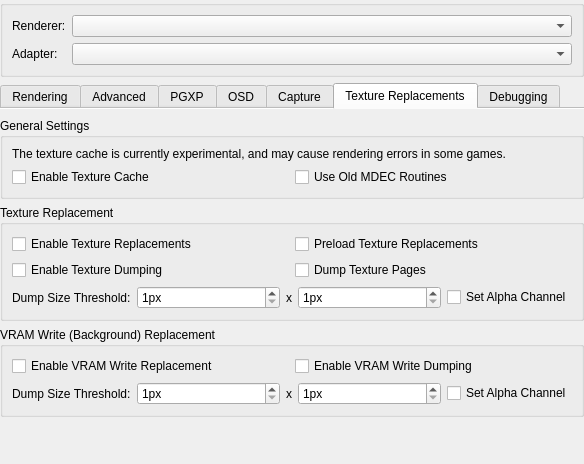
Before: the Qt Designer form src/duckstation-qt/graphicssettingswidget.ui in stenzek/duckstation, drawn with Qt 5.
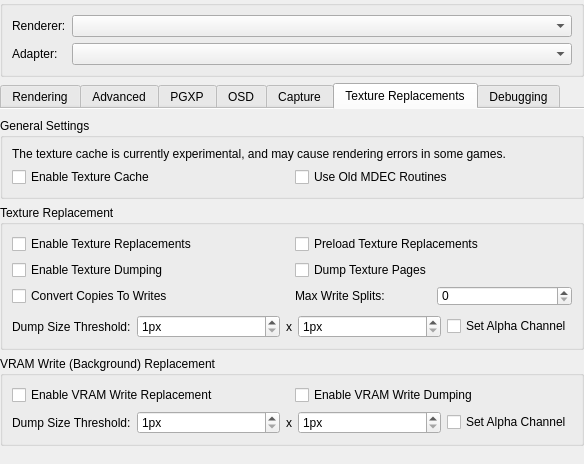
After: the same form once the commit is applied. The open tabs and pages were chosen to show the change.

Patch:
```diff
--- a/src/duckstation-qt/graphicssettingswidget.ui
+++ b/src/duckstation-qt/graphicssettingswidget.ui
@@ -952,13 +952,6 @@
          <layout class="QFormLayout" name="formLayout_8">
           <item row="0" column="0" colspan="2">
            <layout class="QGridLayout" name="gridLayout_6">
-            <item row="0" column="1">
-             <widget class="QCheckBox" name="preloadTextureReplacements">
-              <property name="text">
-               <string>Preload Texture Replacements</string>
-              </property>
-             </widget>
-            </item>
             <item row="0" column="0">
              <widget class="QCheckBox" name="enableTextureReplacements">
               <property name="text">
@@ -966,13 +959,6 @@
               </property>
              </widget>
             </item>
-            <item row="1" column="0">
-             <widget class="QCheckBox" name="enableTextureDumping">
-              <property name="text">
-               <string>Enable Texture Dumping</string>
-              </property>
-             </widget>
-            </item>
             <item row="1" column="1">
              <widget class="QCheckBox" name="dumpTexturePages">
               <property name="text">
@@ -980,6 +966,48 @@
               </property>
              </widget>
             </item>
+            <item row="0" column="1">
+             <widget class="QCheckBox" name="preloadTextureReplacements">
+              <property name="text">
+               <string>Preload Texture Replacements</string>
+              </property>
+             </widget>
+            </item>
+            <item row="1" column="0">
+             <widget class="QCheckBox" name="enableTextureDumping">
+              <property name="text">
+               <string>Enable Texture Dumping</string>
+              </property>
+             </widget>
+            </item>
+            <item row="2" column="1">
+             <layout class="QHBoxLayout" name="horizontalLayout">
+              <item>
+               <widget class="QLabel" name="label_4">
+                <property name="text">
+                 <string>Max Write Splits:</string>
+                </property>
+               </widget>
+              </item>
+              <item>
+               <widget class="QSpinBox" name="maxVRAMWriteSplits">
+                <property name="minimum">
+                 <number>0</number>
+                </property>
+                <property name="maximum">
+                 <number>32</number>
+                </property>
+               </widget>
+              </item>
+             </layout>
+            </item>
+            <item row="2" column="0">
+             <widget class="QCheckBox" name="convertCopiesToWrites">
+              <property name="text">
+               <string>Convert Copies To Writes</string>
+              </property>
+             </widget>
+            </item>
            </layout>
           </item>
           <item row="1" column="0">
```
